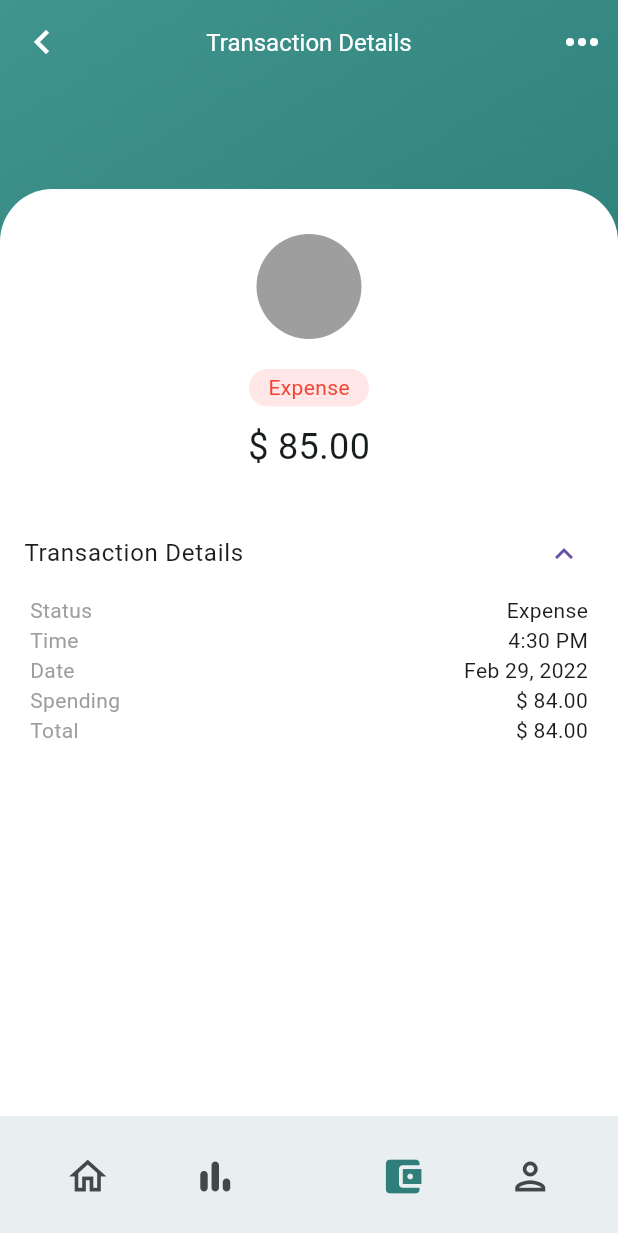
After one commit to Rei0Ni/budgetnate, a Flutter app: the TransactionDetailsPage screen opened directly, on a phone screen of 412 x 824 dp. The commit adds this screen. Shown: the top 1233 px of the screen. Run offline on Flutter 3.47's test engine with Material 3 defaults, Android fonts, the phone set to English and light mode, and no system bars; our stand-ins replace cookie_jar, dio, dio_cookie_manager, shared_preferences; accounts and stored records are empty; network calls fail.

Commit message:
transaction details design

```diff
--- /dev/null
+++ b/lib/Pages/Main/TransactionDetails.dart
@@ -0,0 +1,222 @@
+import 'package:flutter/material.dart';
+
+class TransactionDetailsPage extends StatelessWidget {
+  const TransactionDetailsPage({super.key});
+
+  @override
+  Widget build(BuildContext context) {
+    double width = MediaQuery.of(context).size.width;
+    double height = MediaQuery.of(context).size.height;
+
+    return Scaffold(
+      extendBodyBehindAppBar: true,
+      appBar: AppBar(
+        leading: IconButton(
+          icon: const Icon(Icons.keyboard_arrow_left),
+          iconSize: 32,
+          onPressed: () {
+            print("pressed");
+          },
+        ),
+        actions: <Widget>[
+          PopupMenuButton<String>(
+            position: PopupMenuPosition.under,
+            icon: const Icon(Icons.more_horiz),
+            iconSize: 32,
+            itemBuilder: (BuildContext context) {
+              return {'Logout'}.map((String choice) {
+                return PopupMenuItem<String>(
+                  value: choice,
+                  child: Text(choice),
+                );
+              }).toList();
+            },
+          ),
+        ],
+        elevation: 0,
+        foregroundColor: Colors.white,
+        backgroundColor: Colors.transparent,
+        title: const Text(
+          "Transaction Details",
+          style: TextStyle(
+            fontSize: 16,
+          ),
+        ),
+        centerTitle: true,
+      ),
+      body: Stack(children: [
+        // curved background
+        Column(
+          children: [
+            Image.asset(
+              'assets/Rectangle_9.png',
+              fit: BoxFit.cover,
+              width: width,
+            ),
+          ],
+        ),
+        Align(
+          alignment: Alignment.bottomCenter,
+          child: Container(
+            height: height * 0.75,
+            decoration: const BoxDecoration(
+                color: Colors.white,
+                borderRadius: BorderRadius.only(
+                  topLeft: Radius.circular(35.0),
+                  topRight: Radius.circular(35.0),
+                )),
+            child: Column(
+              crossAxisAlignment: CrossAxisAlignment.center,
+              children: [
+                Container(
+                  margin: const EdgeInsets.only(
+                    top: 30,
+                  ),
+                  child: const Row(
+                    mainAxisAlignment: MainAxisAlignment.center,
+                    children: [
+                      CircleAvatar(
+                        backgroundColor: Colors.grey,
+                        radius: 35, //Text
+                      ),
+                    ],
+                  ),
+                ),
+                Container(
+                    margin: const EdgeInsets.only(top: 20),
+                    alignment: Alignment.center,
+                    width: 80,
+                    height: 25,
+                    decoration: const BoxDecoration(
+                        color: Color.fromARGB(255, 255, 231, 231),
+                        borderRadius: BorderRadius.all(Radius.circular(20))),
+                    child: const Text(
+                      "Expense",
+                      style: TextStyle(color: Colors.red),
+                    )),
+                Container(
+                  margin: const EdgeInsets.only(top: 10),
+                  child: const Row(
+                    mainAxisAlignment: MainAxisAlignment.center,
+                    children: [
+                      Text("\$ 85.00", style: TextStyle(fontSize: 24)),
+                    ],
+                  ),
+                ),
+                Theme(
+                    data:
+                        ThemeData().copyWith(dividerColor: Colors.transparent),
+                    child: const TransactionDetailsExpansionTile())
+              ],
+            ),
+          ),
+        )
+      ]),
+      bottomNavigationBar: const BottomNavigationBar(),
+    );
+  }
+}
+
+class BottomNavigationBar extends StatelessWidget {
+  const BottomNavigationBar({
+    super.key,
+  });
+
+  @override
+  Widget build(BuildContext context) {
+    return BottomAppBar(
+      shape: const CircularNotchedRectangle(),
+      child: Row(
+        mainAxisAlignment: MainAxisAlignment.spaceAround,
+        children: [
+          IconButton(
+            icon: const Icon(
+              Icons.home_outlined,
+              size: 30,
+            ),
+            onPressed: () {},
+          ),
+          Padding(
+            padding: const EdgeInsets.only(right: 20.0),
+            child: IconButton(
+              icon: const Icon(
+                Icons.bar_chart_rounded,
+                size: 30,
+              ),
+              onPressed: () {},
+            ),
+          ),
+          Padding(
+            padding: const EdgeInsets.only(left: 20.0),
+            child: IconButton(
+              icon: const Icon(
+                Icons.account_balance_wallet,
+                size: 30,
+                color: Color(0xff2f7e79),
+              ),
+              onPressed: () {},
+            ),
+          ),
+          IconButton(
+            icon: const Icon(
+              Icons.person_outlined,
+              size: 30,
+            ),
+            onPressed: () {},
+          ),
+        ],
+      ),
+    );
+  }
+}
+
+class TransactionDetailsExpansionTile extends StatelessWidget {
+  const TransactionDetailsExpansionTile({
+    super.key,
+  });
+
+  @override
+  Widget build(BuildContext context) {
+    return Container(
+      margin: const EdgeInsets.only(top: 25),
+      child: ExpansionTile(
+          title: const Text("Transaction Details"),
+          initiallyExpanded: true,
+          backgroundColor: Colors.white,
+          collapsedBackgroundColor: Colors.white,
+          collapsedTextColor: Colors.black,
+          shape: null,
+          children: [
+            TransactionDetailsEntry("Status", "Expense"),
+            TransactionDetailsEntry("Time", "4:30 PM"),
+            TransactionDetailsEntry("Date", "Feb 29, 2022"),
+            TransactionDetailsEntry("Spending", "\$ 84.00"),
+            TransactionDetailsEntry("Total", "\$ 84.00"),
+          ]),
+    );
+  }
+}
+
+class TransactionDetailsEntry extends StatelessWidget {
+  late String sLeft;
+  late String sRight;
+  TransactionDetailsEntry(
+    this.sLeft,
+    this.sRight, {
+    super.key,
+  });
+
+  @override
+  Widget build(BuildContext context) {
+    return Row(mainAxisAlignment: MainAxisAlignment.spaceBetween, children: [
+      Container(
+        margin: const EdgeInsets.only(left: 20.0),
+        child: Text(
+          sLeft,
+          style: const TextStyle(color: Colors.grey),
+        ),
+      ),
+      Container(margin: const EdgeInsets.only(right: 20.0), child: Text(sRight))
+    ]);
+  }
+}
--- a/lib/main.dart
+++ b/lib/main.dart
@@ -1,3 +1,4 @@
+import 'package:budgetmate/Pages/Main/TransactionDetails.dart';
 import 'package:budgetmate/Pages/SplashScreen.dart';
 import 'package:budgetmate/Services/DioHelper.dart';
 import 'package:budgetmate/Services/SharedPreferencesHelper.dart';
```
